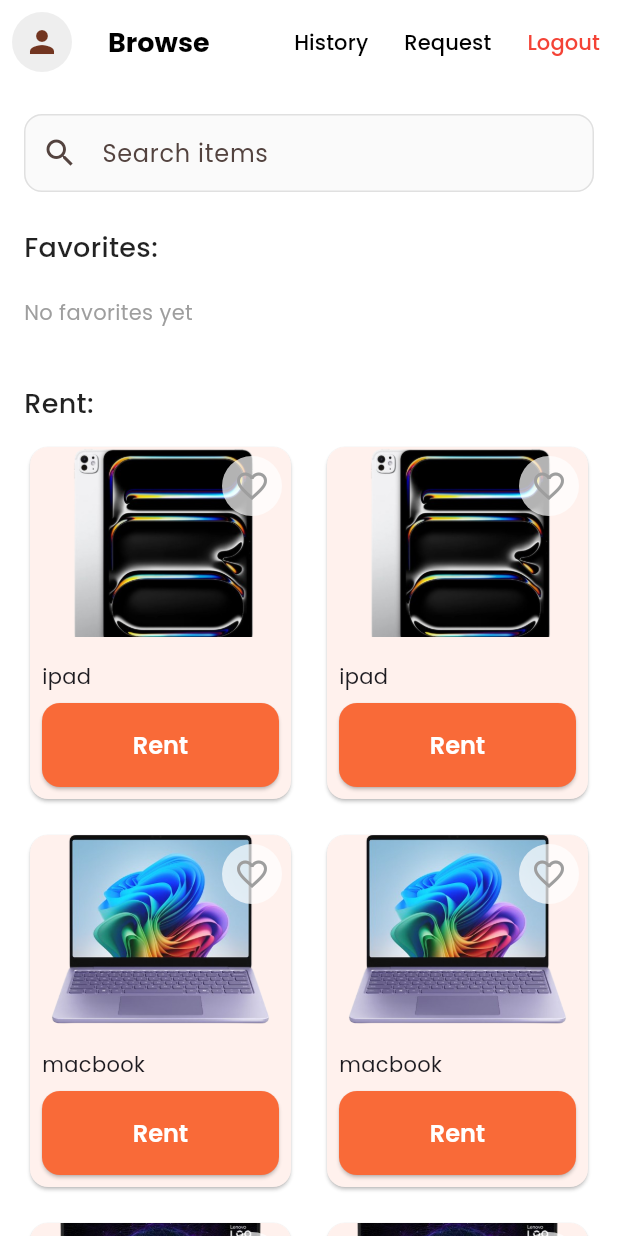
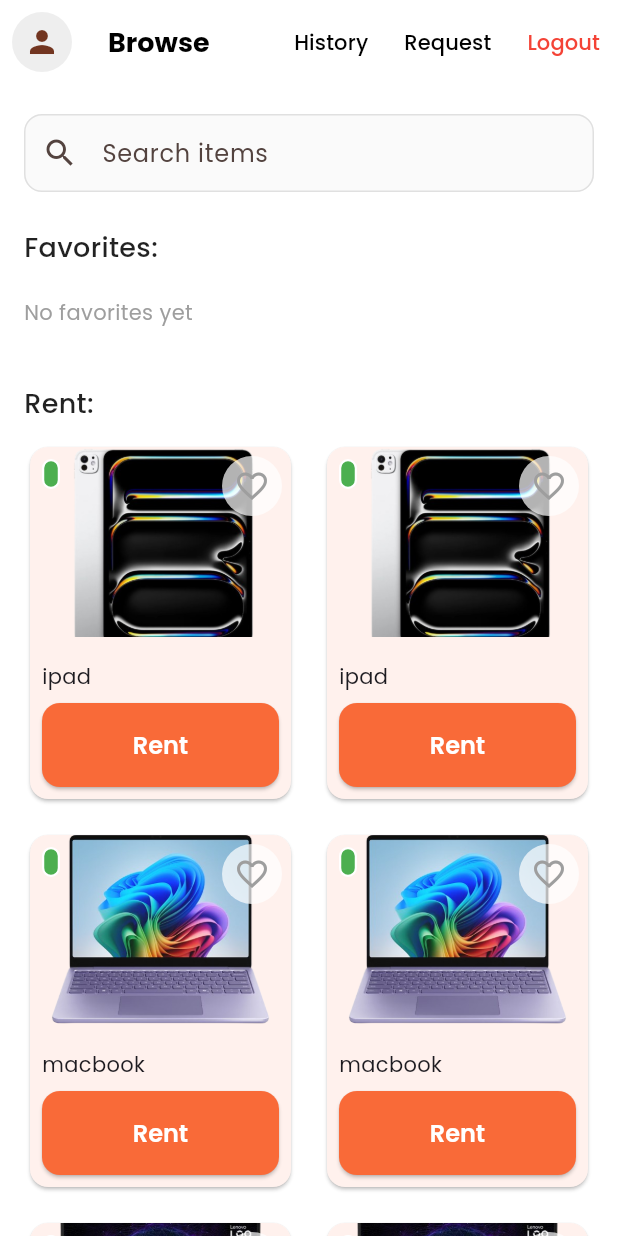
Before and after one commit to jayncheta/mock_rentify, a Flutter app: the BrowseScreen screen opened by its route, on a phone screen of 412 x 824 dp. Run offline on Flutter 3.47's test engine with Material 3 defaults, Android fonts, the light colour scheme and no system bars; our stand-ins replace google_fonts, image_picker.

Commit message:
disable status and better search engine

```diff
--- a/lib/browse.dart
+++ b/lib/browse.dart
@@ -135,6 +135,23 @@
                       fit: BoxFit.cover,
                       errorBuilder: (_, __, ___) =>
                           const Center(child: Icon(Icons.broken_image)),
+                    ),
+                  ),
+                  // Status indicator (oval on left side)
+                  Positioned(
+                    top: 8,
+                    left: 8,
+                    child: Container(
+                      width: 12,
+                      height: 20,
+                      decoration: BoxDecoration(
+                        color: item.isDisabled
+                            ? Colors.red
+                            : Colors
+                                  .green, // Yellow will be for 'requested' status later
+                        borderRadius: BorderRadius.circular(10),
+                        border: Border.all(color: Colors.white, width: 1.5),
+                      ),
                     ),
                   ),
                   Positioned(
--- a/lib/main.dart
+++ b/lib/main.dart
@@ -49,7 +49,6 @@
             onPressed: () {
               Navigator.of(context).pop();
               if (success) {
-                // Navigate based on role: Staff -> AddItemsScreen, others -> Browse
                 if (user != null && user.role.toLowerCase() == 'staff') {
                   Navigator.pushReplacementNamed(
                     context,
@@ -162,8 +161,6 @@
   }
 }
 
-// BrowseScreen is provided by `lib/browse.dart`.
-
 class WelcomeScreen extends StatelessWidget {
   static const String routeName = '/';
   const WelcomeScreen({super.key});
@@ -250,13 +247,11 @@
     );
 
     if (foundAccount.username.isNotEmpty) {
-      // Navigate immediately based on role
       if (foundAccount.role.toLowerCase() == 'staff') {
         Navigator.pushReplacementNamed(context, AddItemsScreen.routeName);
       } else {
         Navigator.pushReplacementNamed(context, BrowseScreen.routeName);
       }
-      // Optionally show a small welcome snackbar
       ScaffoldMessenger.of(context).showSnackBar(
         SnackBar(content: Text('Welcome, ${foundAccount.username}!')),
       );
--- a/lib/staff/add.dart
+++ b/lib/staff/add.dart
@@ -447,12 +447,10 @@
                 ),
                 TextButton(
                   onPressed: () {
-                    ScaffoldMessenger.of(context).showSnackBar(
-                      const SnackBar(content: Text('Request tapped')),
-                    );
+                    Navigator.pushNamed(context, '/browse');
                   },
                   child: Text(
-                    'Request',
+                    'Browse',
                     style: GoogleFonts.poppins(color: Colors.black),
                   ),
                 ),
--- a/lib/staff/disable.dart
+++ b/lib/staff/disable.dart
@@ -65,12 +65,10 @@
                 ),
                 TextButton(
                   onPressed: () {
-                    ScaffoldMessenger.of(context).showSnackBar(
-                      const SnackBar(content: Text('Request tapped')),
-                    );
+                    Navigator.pushNamed(context, '/browse');
                   },
                   child: Text(
-                    'Request',
+                    'Browse',
                     style: GoogleFonts.poppins(color: Colors.black),
                   ),
                 ),
```
Also changed, not shown: lib/staff/edit.dart (+20 -7 lines), lib/staff_browse.dart (added).
